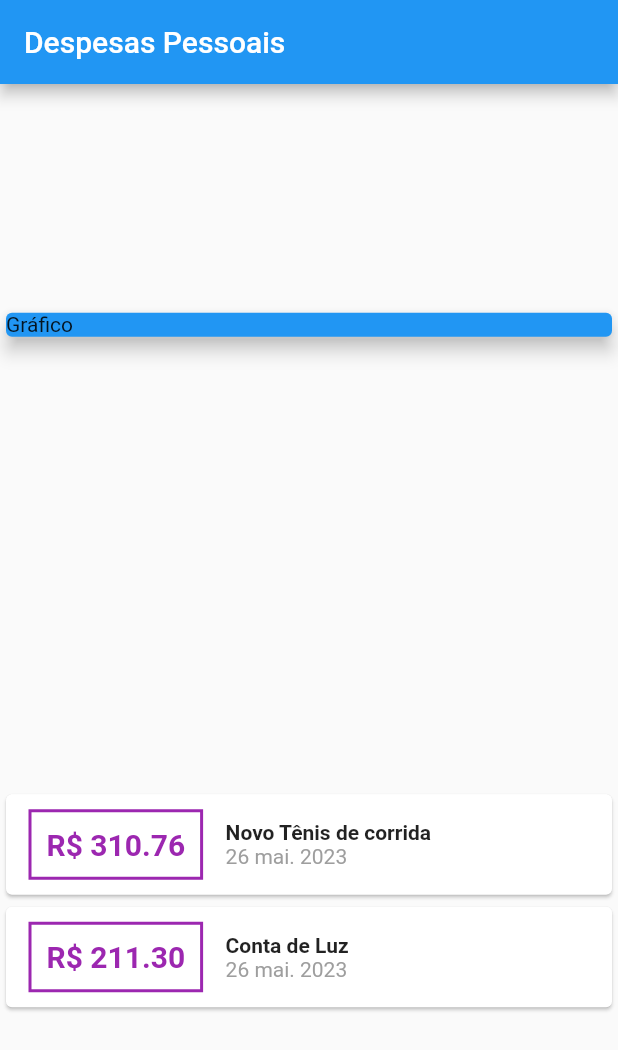
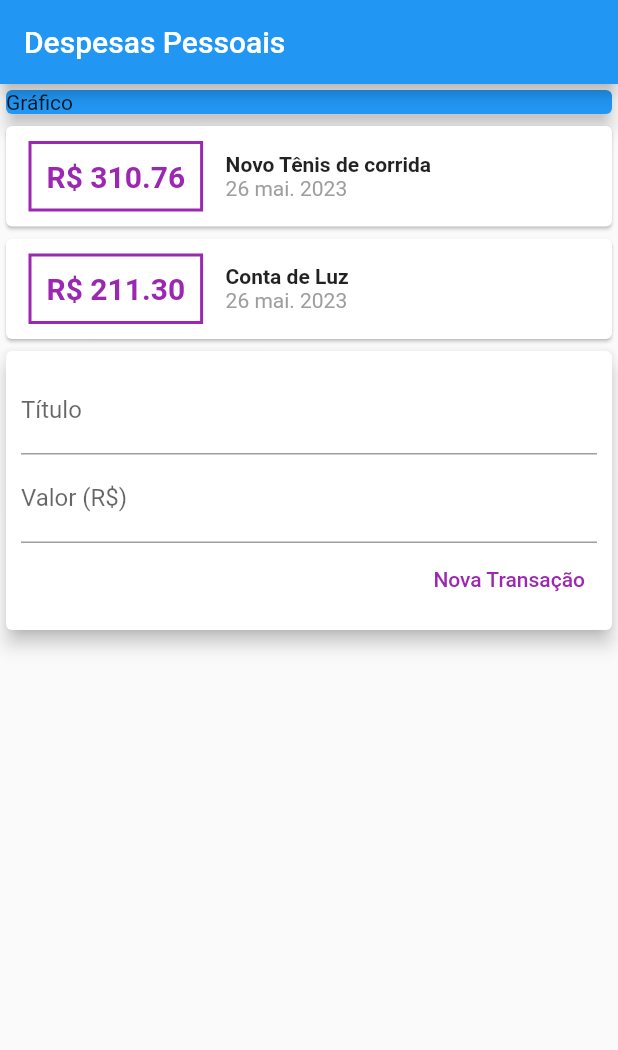
Before and after one commit to camposFabio/udemy_aprenda_flutter_desenvolva_apps_2022, a Flutter app: the screen it shows after launch, on a phone screen of 412 x 824 dp. Shown: the top 1050 px of the screen. Run offline on Flutter 3.47's test engine with Material 2 defaults, Android fonts, the phone set to English and light mode, and no system bars.

```diff
--- /dev/null
+++ b/expenses/lib/components/transaction_form.dart
@@ -0,0 +1,42 @@
+import 'package:flutter/material.dart';
+
+class TransactionForm extends StatelessWidget {
+  TransactionForm({super.key});
+
+  final titleController = TextEditingController();
+  final valueController = TextEditingController();
+
+  @override
+  Widget build(BuildContext context) {
+    return Card(
+      elevation: 5,
+      child: Padding(
+        padding: const EdgeInsets.all(10),
+        child: Column(
+          children: [
+            TextField(
+              controller: titleController,
+              decoration: const InputDecoration(labelText: 'Título'),
+            ),
+            TextField(
+              controller: valueController,
+              decoration: const InputDecoration(labelText: 'Valor (R\$)'),
+            ),
+            Row(
+              mainAxisAlignment: MainAxisAlignment.end,
+              children: [
+                TextButton(
+                    style: TextButton.styleFrom(foregroundColor: Colors.purple),
+                    child: const Text('Nova Transação'),
+                    onPressed: () {
+                      print(titleController.text);
+                      print(valueController.text);
+                    }),
+              ],
+            ),
+          ],
+        ),
+      ),
+    );
+  }
+}
--- /dev/null
+++ b/expenses/lib/components/transaction_list.dart
@@ -0,0 +1,61 @@
+import 'package:flutter/material.dart';
+import '../models/transaction.dart';
+import 'package:intl/intl.dart';
+
+class TransactionList extends StatelessWidget {
+  const TransactionList({super.key, required this.transactions});
+
+  final List<Transaction> transactions;
+
+  @override
+  Widget build(BuildContext context) {
+    return Column(
+      children: transactions.map((tr) {
+        return Card(
+          child: Row(
+            children: [
+              Container(
+                margin: const EdgeInsets.symmetric(
+                  horizontal: 15,
+                  vertical: 10,
+                ),
+                decoration: BoxDecoration(
+                  border: Border.all(
+                    color: Colors.purple,
+                    width: 2,
+                  ),
+                ),
+                padding: const EdgeInsets.all(10),
+                child: Text(
+                  'R\$ ${tr.value.toStringAsFixed(2)}',
+                  style: const TextStyle(
+                    fontWeight: FontWeight.bold,
+                    fontSize: 20,
+                    color: Colors.purple,
+                  ),
+                ),
+              ),
+              Column(
+                crossAxisAlignment: CrossAxisAlignment.start,
+                children: [
+                  Text(
+                    tr.title,
+                    style: const TextStyle(
+                      fontWeight: FontWeight.bold,
+                    ),
+                  ),
+                  Text(
+                    DateFormat('d MMM y', 'pt_BR').format(tr.date),
+                    style: const TextStyle(
+                      color: Colors.grey,
+                    ),
+                  )
+                ],
+              )
+            ],
+          ),
+        );
+      }).toList(),
+    );
+  }
+}
--- /dev/null
+++ b/expenses/lib/components/transaction_user.dart
@@ -0,0 +1,39 @@
+import 'package:flutter/material.dart';
+
+import '../models/transaction.dart';
+import 'transaction_list.dart';
+import 'transaction_form.dart';
+
+class TransactionUser extends StatefulWidget {
+  const TransactionUser({super.key});
+
+  @override
+  State<TransactionUser> createState() => _TransactionUserState();
+}
+
+class _TransactionUserState extends State<TransactionUser> {
+  final _transactions = [
+    Transaction(
+      id: 't1',
+      title: 'Novo Tênis de corrida',
+      value: 310.76,
+      date: DateTime.now(),
+    ),
+    Transaction(
+      id: 't2',
+      title: 'Conta de Luz',
+      value: 211.3,
+      date: DateTime.now(),
+    ),
+  ];
+
+  @override
+  Widget build(BuildContext context) {
+    return Column(children: [
+      TransactionList(
+        transactions: _transactions,
+      ),
+      TransactionForm()
+    ]);
+  }
+}
--- a/expenses/lib/main.dart
+++ b/expenses/lib/main.dart
@@ -1,6 +1,5 @@
-import 'package:expenses/models/transaction.dart';
+import 'package:expenses/components/transaction_user.dart';
 import 'package:flutter/material.dart';
-import 'package:intl/intl.dart';
 import 'package:flutter_localizations/flutter_localizations.dart';
 
 main() => runApp(const ExpenseApp());
@@ -28,21 +27,6 @@ class ExpenseApp extends StatelessWidget {
 class MyHomePage extends StatelessWidget {
   MyHomePage({super.key});
 
-  final _transactions = [
-    Transaction(
-      id: 't1',
-      title: 'Novo Tênis de corrida',
-      value: 310.76,
-      date: DateTime.now(),
-    ),
-    Transaction(
-      id: 't2',
-      title: 'Conta de Luz',
-      value: 211.3,
-      date: DateTime.now(),
-    ),
-  ];
-
   @override
   Widget build(BuildContext context) {
     return Scaffold(
@@ -50,7 +34,6 @@ class MyHomePage extends StatelessWidget {
         title: const Text('Despesas Pessoais'),
       ),
       body: Column(
-        mainAxisAlignment: MainAxisAlignment.spaceAround,
         crossAxisAlignment: CrossAxisAlignment.stretch,
         children: [
           Container(
@@ -60,54 +43,7 @@ class MyHomePage extends StatelessWidget {
               child: Text('Gráfico'),
             ),
           ),
-          Column(
-            children: _transactions.map((tr) {
-              return Card(
-                child: Row(
-                  children: [
-                    Container(
-                      margin: const EdgeInsets.symmetric(
-                        horizontal: 15,
-                        vertical: 10,
-                      ),
-                      decoration: BoxDecoration(
-                        border: Border.all(
-                          color: Colors.purple,
-                          width: 2,
-                        ),
-                      ),
-                      padding: const EdgeInsets.all(10),
-                      child: Text(
-                        'R\$ ${tr.value.toStringAsFixed(2)}',
-                        style: const TextStyle(
-                          fontWeight: FontWeight.bold,
-                          fontSize: 20,
-                          color: Colors.purple,
-                        ),
-                      ),
-                    ),
-                    Column(
-                      crossAxisAlignment: CrossAxisAlignment.start,
-                      children: [
-                        Text(
-                          tr.title,
-                          style: const TextStyle(
-                            fontWeight: FontWeight.bold,
-                          ),
-                        ),
-                        Text(
-                          DateFormat('d MMM y', 'pt_BR').format(tr.date),
-                          style: const TextStyle(
-                            color: Colors.grey,
-                          ),
-                        )
-                      ],
-                    )
-                  ],
-                ),
-              );
-            }).toList(),
-          ),
+          TransactionUser(),
         ],
       ),
     );
```
